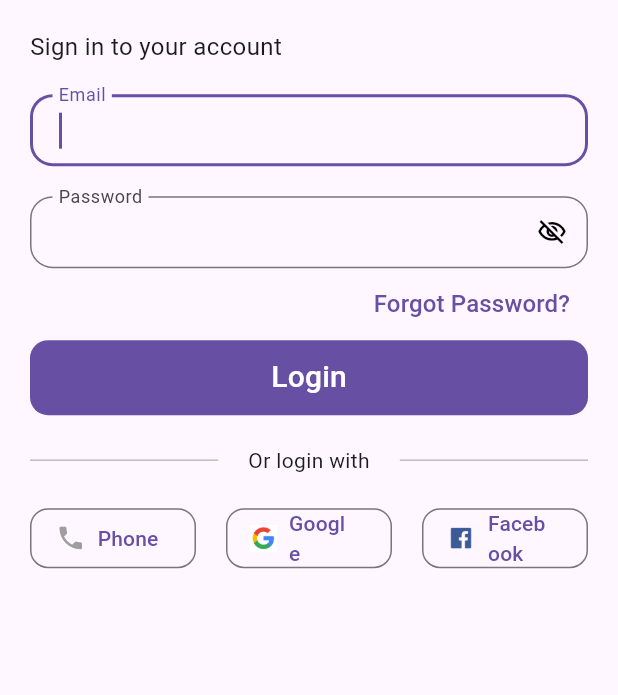
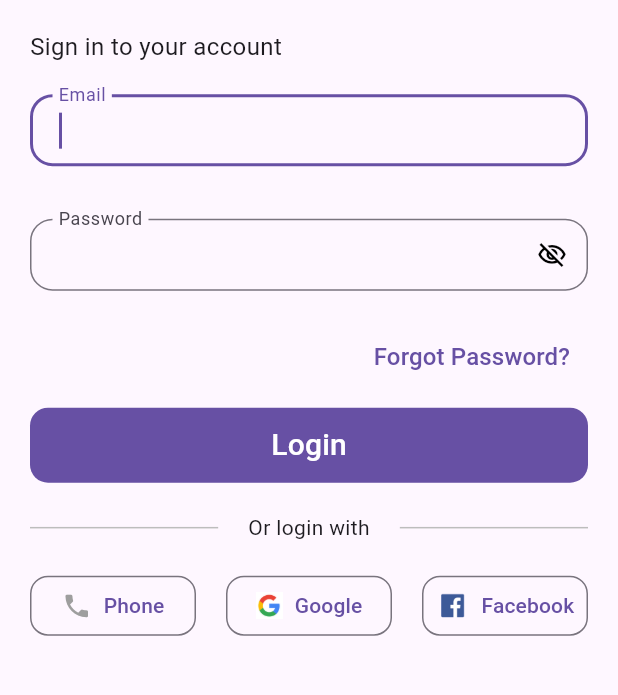
Before and after one commit to meandr1/chats-app, a Flutter app: the screen it shows after launch, on a phone screen of 412 x 824 dp, the part 171-866 px from its top. Run offline on Flutter 3.47's test engine with Material 3 defaults, Android fonts, the phone set to English and light mode, and no system bars; our stand-ins replace firebase_core, flutter_bloc, go_router; accounts and stored records are empty.

Commit message:
login screen

```diff
--- a/lib/bloc/cubit/auth_state.dart
+++ b/lib/bloc/cubit/auth_state.dart
@@ -5,13 +5,12 @@ abstract class AuthState {
   String? pass;
   bool? obscure;
   AuthState({this.email = '', this.pass = '', this.obscure = true});
-
 }
 
 class AuthInitial extends AuthState {}
 
 class AuthValidation extends AuthState {
-  AuthValidation({String? pass,bool? obscure, String? email}):super();
+  AuthValidation({String? pass, bool? obscure, String? email}) : super();
 }
 
 class AuthChecking extends AuthState {}
--- /dev/null
+++ b/lib/screens/auth/alternative_sign_in_methods.dart
@@ -0,0 +1,56 @@
+import 'package:flutter/material.dart';
+
+class AlternativeSignInMethods extends StatelessWidget {
+  const AlternativeSignInMethods({super.key});
+
+  @override
+  Widget build(BuildContext context) {
+    return Row(
+      children: [
+        const SizedBox(width: 20),
+        Expanded(
+          child: OutlinedButton.icon(
+            style: OutlinedButton.styleFrom(
+                padding: const EdgeInsets.all(5),
+                shape: const RoundedRectangleBorder(
+                    borderRadius: BorderRadius.all(Radius.circular(12)))),
+            onPressed: () {},
+            icon: Icon(Icons.phone, size: 20, color: Colors.grey.shade500),
+            label: const Text('Phone'),
+          ),
+        ),
+        const SizedBox(width: 20),
+        Expanded(
+          child: OutlinedButton.icon(
+            style: OutlinedButton.styleFrom(
+                padding: const EdgeInsets.all(5),
+                shape: const RoundedRectangleBorder(
+                    borderRadius: BorderRadius.all(Radius.circular(12)))),
+            onPressed: () {},
+            icon: Image.asset(
+              'assets/images/google.png',
+              scale: 5,
+            ),
+            label: const Text('Google'),
+          ),
+        ),
+        const SizedBox(width: 20),
+        Expanded(
+          child: OutlinedButton.icon(
+            style: OutlinedButton.styleFrom(
+                padding: const EdgeInsets.all(5),
+                shape: const RoundedRectangleBorder(
+                    borderRadius: BorderRadius.all(Radius.circular(12)))),
+            onPressed: () {},
+            icon: Image.asset(
+              'assets/images/facebook.png',
+              scale: 4,
+            ),
+            label: const Text('Facebook'),
+          ),
+        ),
+        const SizedBox(width: 20)
+      ],
+    );
+  }
+}
--- a/lib/screens/auth/email_auth_screen.dart
+++ b/lib/screens/auth/email_auth_screen.dart
@@ -1,10 +1,9 @@
 import 'package:chats/bloc/cubit/auth_cubit.dart';
+import 'package:chats/screens/auth/alternative_sign_in_methods.dart';
 import 'package:chats/screens/auth/email_input_text_field.dart';
+import 'package:chats/screens/auth/login_divider.dart';
 import 'package:chats/screens/auth/pass_input_text_field.dart';
-import 'package:flutter/cupertino.dart';
 import 'package:flutter/material.dart';
-import 'package:flutter/rendering.dart';
-import 'package:flutter/widgets.dart';
 import 'package:flutter_bloc/flutter_bloc.dart';
 import 'main_logo.dart';
 
@@ -19,7 +18,7 @@ class EmailAuthScreen extends StatelessWidget {
     return BlocProvider<AuthCubit>(
         create: (context) => AuthCubit(),
         child: Scaffold(
-          // resizeToAvoidBottomInset: false,
+          resizeToAvoidBottomInset: false,
           body: Column(
             children: [
               const Padding(
@@ -42,13 +41,13 @@ class EmailAuthScreen extends StatelessWidget {
                     autofocus: true,
                   )),
               Padding(
-                  padding: const EdgeInsets.only(left: 20, right: 20, top: 20),
+                  padding: const EdgeInsets.only(left: 20, right: 20, top: 15),
                   child: PassTextInput(
                     _passInputController,
                     'Password',
                   )),
               Padding(
-                  padding: const EdgeInsets.only(right: 20),
+                  padding: const EdgeInsets.only(right: 20, bottom: 10),
                   child: Align(
                       alignment: Alignment.centerRight,
                       child: TextButton(
@@ -68,67 +67,10 @@ class EmailAuthScreen extends StatelessWidget {
                     onPressed: () {},
                     child: const Text('Login', style: TextStyle(fontSize: 20)),
                   )),
-              Padding(
-                padding: const EdgeInsets.only(left: 20, right: 20, bottom: 18),
-                child: Row(
-                  children: [
-                    Expanded(child: Divider(color: Colors.grey.shade400)),
-                    const Padding(
-                      padding: EdgeInsets.symmetric(horizontal: 20),
-                      child: Text('Or login with'),
-                    ),
-                    Expanded(child: Divider(color: Colors.grey.shade400)),
-                  ],
-                ),
-              ),
-              Row(
-                children: [
-                  const SizedBox(width: 20),
-                  Expanded(
-                    child: OutlinedButton.icon(
-                      style: OutlinedButton.styleFrom(
-                          shape: const RoundedRectangleBorder(
-                              borderRadius:
-                                  BorderRadius.all(Radius.circular(12)))),
-                      onPressed: () {},
-                      icon: Icon(Icons.phone,
-                          size: 20, color: Colors.grey.shade500),
-                      label: const Text('Phone'),
-                    ),
-                  ),
-                  const SizedBox(width: 20),
-                  Expanded(
-                    child: OutlinedButton.icon(
-                      style: OutlinedButton.styleFrom(
-                          shape: const RoundedRectangleBorder(
-                              borderRadius:
-                                  BorderRadius.all(Radius.circular(12)))),
-                      onPressed: () {},
-                      icon: Image.asset(
-                        'assets/images/google.png',
-                        scale: 5,
-                      ),
-                      label: const Text('Google'),
-                    ),
-                  ),
-                  const SizedBox(width: 20),
-                  Expanded(
-                    child: OutlinedButton.icon(
-                      style: OutlinedButton.styleFrom(
-                          shape: const RoundedRectangleBorder(
-                              borderRadius:
-                                  BorderRadius.all(Radius.circular(12)))),
-                      onPressed: () {},
-                      icon: Image.asset(
-                        'assets/images/facebook.png',
-                        scale: 4.5,
-                      ),
-                      label: const Text('Facebook'),
-                    ),
-                  ),
-                  const SizedBox(width: 20)
-                ],
-              )
+              const Padding(
+                  padding: EdgeInsets.only(left: 20, right: 20, bottom: 18),
+                  child: LoginDivider()),
+              const AlternativeSignInMethods()
             ],
           ),
         ));
--- a/lib/screens/auth/email_input_text_field.dart
+++ b/lib/screens/auth/email_input_text_field.dart
@@ -14,7 +14,7 @@ class EmailTextInput extends StatelessWidget with Validator {
   Widget build(BuildContext context) {
     return BlocBuilder<AuthCubit, AuthState>(
       builder: (context, state) {
-        return TextFormField(
+        return  TextFormField(
           controller: controller,
           textInputAction: TextInputAction.next,
           minLines: 1,
@@ -23,7 +23,9 @@ class EmailTextInput extends StatelessWidget with Validator {
           autofocus: autofocus,
           validator: emailValidator,
           decoration: InputDecoration(
-            contentPadding: EdgeInsets.symmetric(vertical: 8.0, horizontal: 15),
+            contentPadding:
+                const EdgeInsets.symmetric(vertical: 8.0, horizontal: 15.0),
+            helperText: ' ',
             border: OutlineInputBorder(borderRadius: BorderRadius.circular(15)),
             labelText: labelText,
             floatingLabelBehavior: FloatingLabelBehavior.always,
--- /dev/null
+++ b/lib/screens/auth/login_divider.dart
@@ -0,0 +1,19 @@
+import 'package:flutter/material.dart';
+
+class LoginDivider extends StatelessWidget {
+  const LoginDivider({super.key});
+
+  @override
+  Widget build(BuildContext context) {
+    return Row(
+      children: [
+        Expanded(child: Divider(color: Colors.grey.shade400)),
+        const Padding(
+          padding: EdgeInsets.symmetric(horizontal: 20),
+          child: Text('Or login with'),
+        ),
+        Expanded(child: Divider(color: Colors.grey.shade400)),
+      ],
+    );
+  }
+}
--- a/lib/screens/auth/main_logo.dart
+++ b/lib/screens/auth/main_logo.dart
@@ -9,7 +9,7 @@ class MainLogo extends StatelessWidget {
       mainAxisAlignment: MainAxisAlignment.center,
       children: [
         ConstrainedBox(
-            constraints: BoxConstraints(maxWidth: 130),
+            constraints: const BoxConstraints(maxWidth: 130),
             child: const Text(
               'Welcome to Chats',
               style: TextStyle(fontSize: 25),
--- a/lib/screens/auth/pass_input_text_field.dart
+++ b/lib/screens/auth/pass_input_text_field.dart
@@ -24,10 +24,11 @@ class PassTextInput extends StatelessWidget with Validator {
           autovalidateMode: AutovalidateMode.onUserInteraction,
           validator: passValidator,
           decoration: InputDecoration(
-            contentPadding: EdgeInsets.symmetric (vertical: 8.0, horizontal: 15),
+            helperText: ' ',
+            contentPadding:
+                const EdgeInsets.symmetric(vertical: 8.0, horizontal: 15),
             border: OutlineInputBorder(borderRadius: BorderRadius.circular(15)),
             labelText: labelText,
-
             floatingLabelBehavior: FloatingLabelBehavior.always,
             suffixIcon: IconButton(
               onPressed: () {
```
